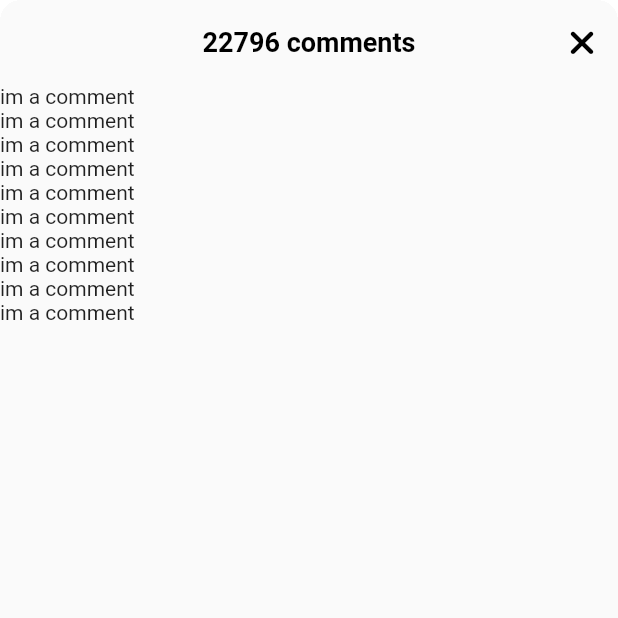
After one commit to jhsctnr/tiktok_clone, a Flutter app: the VideoComments screen opened directly, on a phone screen of 412 x 824 dp, the top half of it. The commit adds this screen. Run offline on Flutter 3.47's test engine with Material 2 defaults, Android fonts, the phone set to English and light mode, and no system bars; our stand-ins replace font_awesome_flutter, marquee, readmore, video_player, visibility_detector; network calls fail.

Commit message:
2023.02.17 add video_button widget / create showModalBottomSheet

```diff
--- a/lib/features/main_navigation/main_navigation_screen.dart
+++ b/lib/features/main_navigation/main_navigation_screen.dart
@@ -36,6 +36,7 @@ class _MainNavigationScreenState extends State<MainNavigationScreen> {
   @override
   Widget build(BuildContext context) {
     return Scaffold(
+      backgroundColor: _selectedIndex == 0 ? Colors.black : Colors.white,
       body: Stack(
         children: [
           Offstage(
--- /dev/null
+++ b/lib/features/videos/widgets/video_comments.dart
@@ -0,0 +1,46 @@
+import 'package:flutter/material.dart';
+import 'package:font_awesome_flutter/font_awesome_flutter.dart';
+import 'package:tiktok_clone/constants/sizes.dart';
+
+class VideoComments extends StatefulWidget {
+  const VideoComments({super.key});
+
+  @override
+  State<VideoComments> createState() => _VideoCommentsState();
+}
+
+class _VideoCommentsState extends State<VideoComments> {
+  void _onClosePressed() {
+    Navigator.of(context).pop();
+  }
+
+  @override
+  Widget build(BuildContext context) {
+    return Container(
+      clipBehavior: Clip.hardEdge,
+      decoration: BoxDecoration(
+        borderRadius: BorderRadius.circular(Sizes.size14),
+      ),
+      child: Scaffold(
+        backgroundColor: Colors.grey.shade50,
+        appBar: AppBar(
+          backgroundColor: Colors.grey.shade50,
+          automaticallyImplyLeading: false,
+          title: const Text("22796 comments"),
+          actions: [
+            IconButton(
+              onPressed: _onClosePressed,
+              icon: const FaIcon(FontAwesomeIcons.xmark),
+            ),
+          ],
+        ),
+        body: ListView.builder(
+          itemCount: 10,
+          itemBuilder: (context, index) => Container(
+            child: const Text("im a comment"),
+          ),
+        ),
+      ),
+    );
+  }
+}
```
Also changed, not shown: lib/features/videos/video_timeline_screen.dart (+14 -1 lines), lib/features/videos/widgets/video_button.dart (added, +36 -0 lines), lib/features/videos/widgets/video_post.dart (+60 -6 lines).
